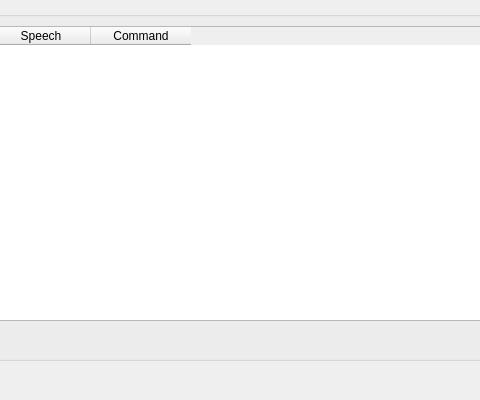
Above: plugins/channelrx/demodadsb/adsbdemodnotificationdialog.ui from f4exb/sdrangel before the change; both pictures show x 233 to 713 and y 0 to 400 of the 955 by 400 pixel window. Below: the same form after it.
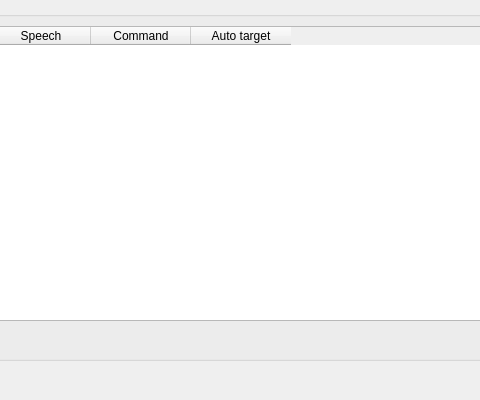
That is the form after the change.

Commit message: ADSB demod: added auto target checkbox for matching aircraft in notifications table. API: more settings and report data

```diff
--- a/plugins/channelrx/demodadsb/adsbdemodnotificationdialog.ui
+++ b/plugins/channelrx/demodadsb/adsbdemodnotificationdialog.ui
@@ -66,6 +66,11 @@
           <string>Command/script to execute when a match is made</string>
          </property>
         </column>
+        <column>
+         <property name="text">
+          <string>Auto target</string>
+         </property>
+        </column>
        </widget>
       </item>
       <item row="5" column="0">
```
The commit also changes 20 other files.
